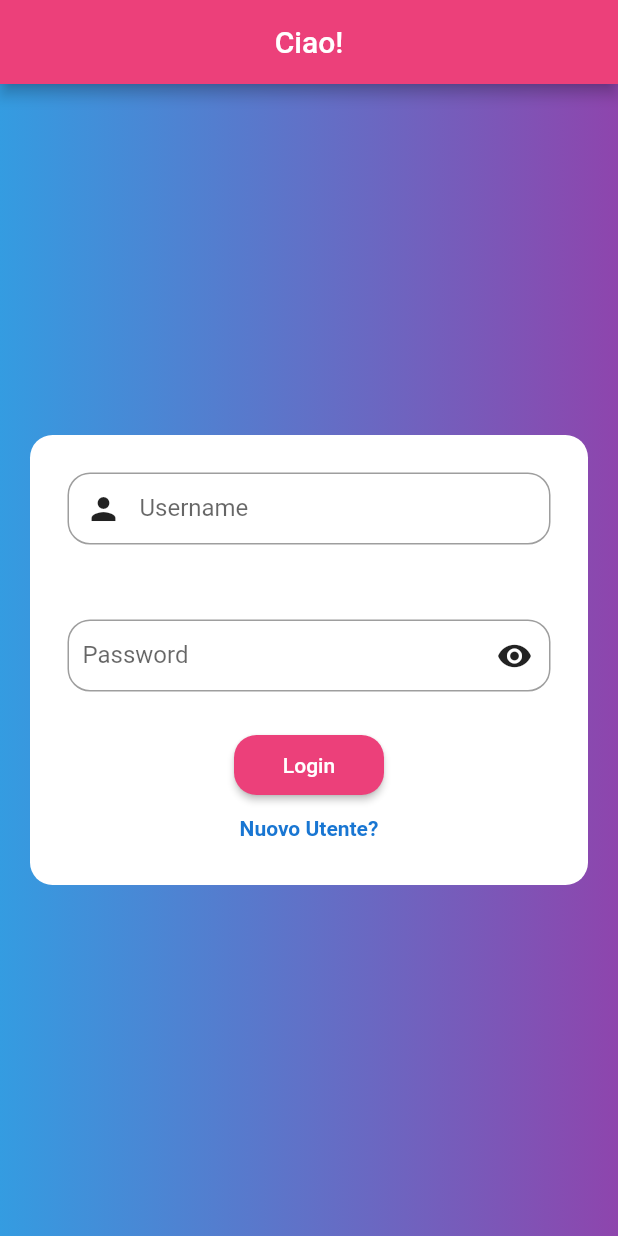
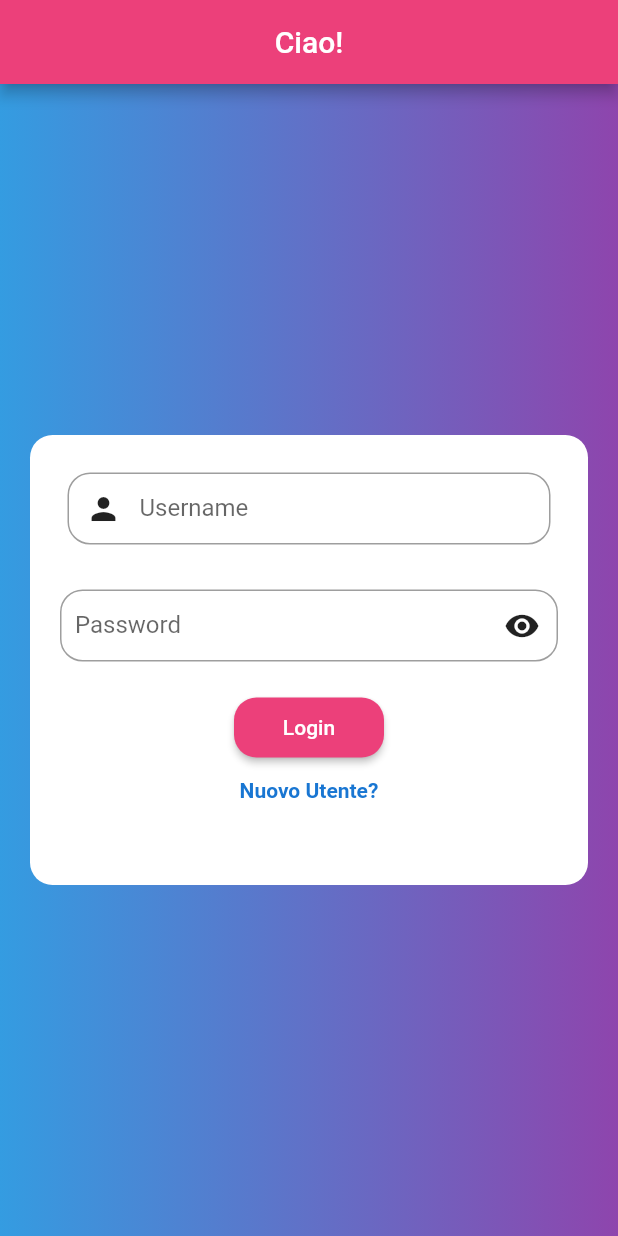
Before and after one commit to edoremo00/authusermobile, a Flutter app: the screen it shows after launch, on a phone screen of 412 x 824 dp. Run offline on Flutter 3.47's test engine with Material 2 defaults, Android fonts, the phone set to English and light mode, and no system bars.

Commit message:
modifcata ui

```diff
--- a/lib/schermate/Loginstateful.dart
+++ b/lib/schermate/Loginstateful.dart
@@ -18,6 +18,7 @@ class _LoginscreenState extends State<Loginscreen> {
     super.initState();
 
     usernameController.addListener(() => setState(() {}));
+    passwordcontroller.addListener(() => setState(() {}));
     //questa funzione rimane in ascolto del mio controller username e vede se ci sono cambiamenti
   }
 
@@ -90,7 +91,8 @@ class _LoginscreenState extends State<Loginscreen> {
                       ),
                     ),
                     Padding(
-                      padding: EdgeInsets.all(25),
+                      padding: EdgeInsets.only(
+                          top: 5, left: 20, right: 20, bottom: 20),
                       child: TextField(
                         controller: passwordcontroller,
                         textInputAction: TextInputAction.done,
```
